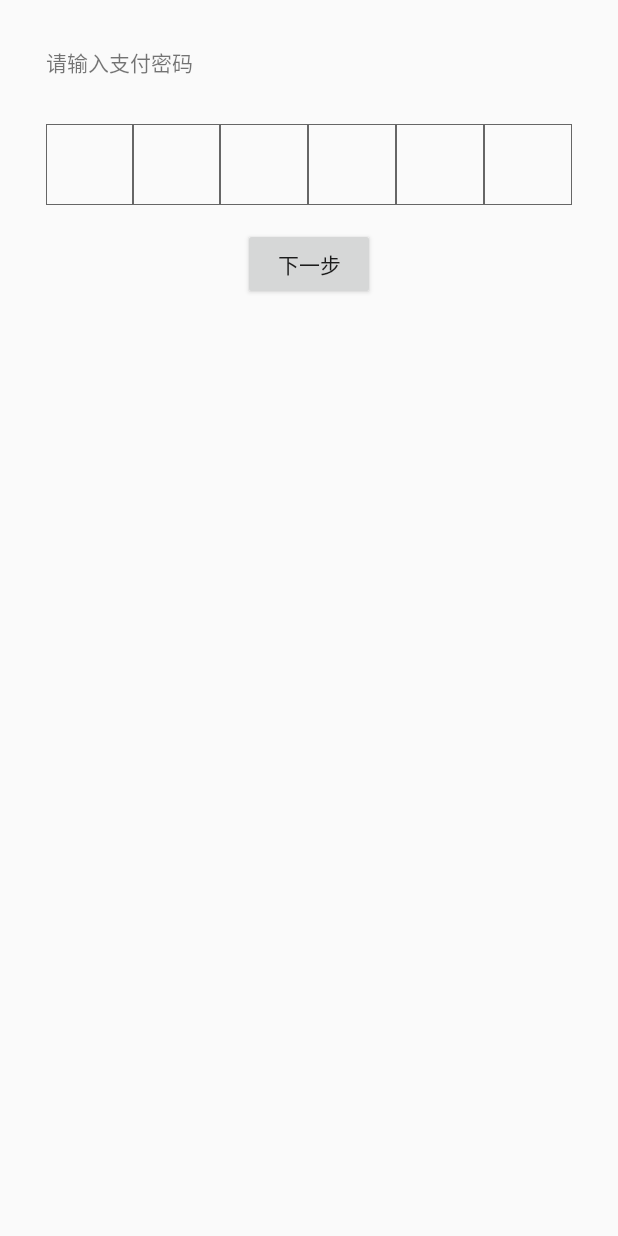
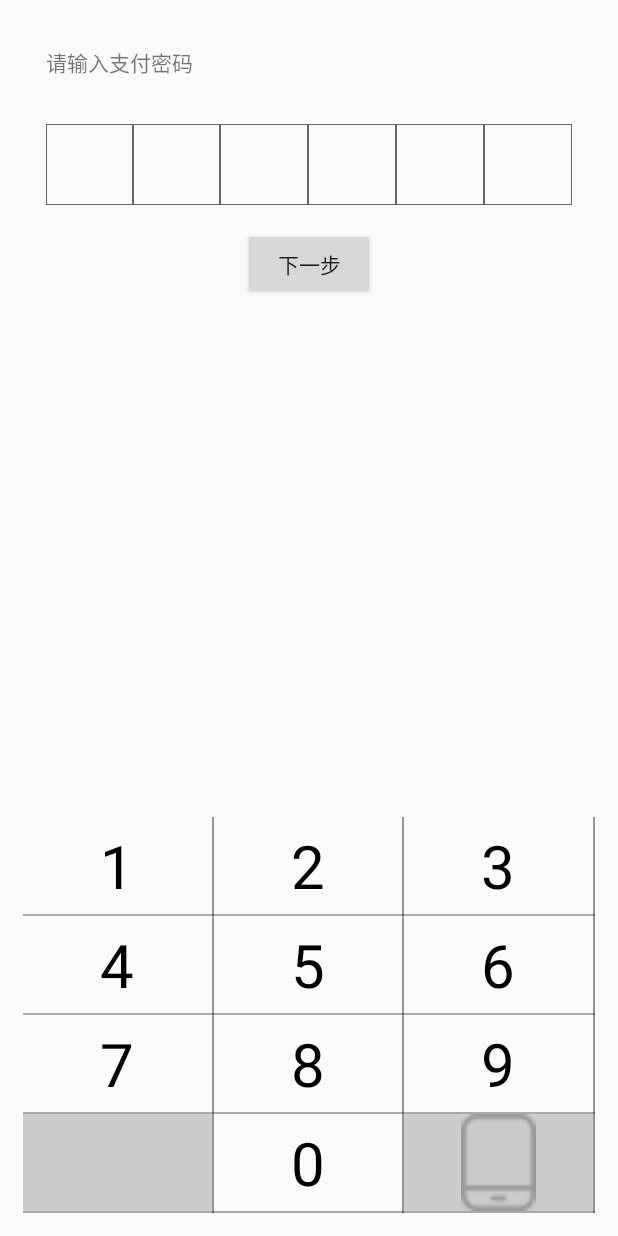
Before and after one commit to Guodong1001/Xiaodao, an Android app: the SetPayPwdPageActivity screen opened directly, with no data from a screen before it, on a phone screen of 412 x 824 dp. Run offline under Robolectric (Android 15) with nearby library versions, the phone set to English and light mode, and no system bars; libraries missing offline, so code that uses them is left out: com.uuzuche.lib_zxing, org.xutils.x.

```diff
--- a/app/src/main/AndroidManifest.xml
+++ b/app/src/main/AndroidManifest.xml
@@ -71,6 +71,7 @@
         </activity>
         <activity android:name=".view.view.activity.mine.AddBankCardPageActivity"/>
         <activity android:name=".view.view.activity.mine.SetPayPwdPageActivity"/>
+        <activity android:name=".view.view.activity.home.GoodsDetailPage" />
     </application>
 
 </manifest>
--- a/app/src/main/java/com/bwie/xiaodao/view/view/activity/mine/MessagePageActivity.java
+++ b/app/src/main/java/com/bwie/xiaodao/view/view/activity/mine/MessagePageActivity.java
@@ -1,13 +1,16 @@
 package com.bwie.xiaodao.view.view.activity.mine;
 
+import android.widget.ListView;
 import android.widget.TextView;
 
 import com.bwie.xiaodao.R;
 import com.bwie.xiaodao.view.view.activity.BaseActivity;
+import com.bwie.xiaodao.view.view.custom.MyListView;
 
 public class MessagePageActivity extends BaseActivity {
 
     private TextView title;
+    private MyListView rebateView,withdrawView,integralView;
 
     @Override
     public int setMyContentView() {
--- a/app/src/main/java/com/bwie/xiaodao/view/view/activity/mine/SetPayPwdPageActivity.java
+++ b/app/src/main/java/com/bwie/xiaodao/view/view/activity/mine/SetPayPwdPageActivity.java
@@ -1,24 +1,36 @@
 package com.bwie.xiaodao.view.view.activity.mine;
 
+import android.support.v7.widget.DividerItemDecoration;
+import android.support.v7.widget.GridLayoutManager;
+import android.support.v7.widget.RecyclerView;
 import android.view.View;
 import android.widget.Button;
-import android.widget.EditText;
 import android.widget.TextView;
 
 import com.bwie.xiaodao.R;
 import com.bwie.xiaodao.view.view.activity.BaseActivity;
+import com.bwie.xiaodao.view.view.adapter.NumberKeyBoardAdapter;
+import com.bwie.xiaodao.view.view.iview.OnClickListener;
+
+import java.util.ArrayList;
+import java.util.List;
 
 /**
  * Created by 李冯壮 on 2017/8/24.
  */
 
-public class SetPayPwdPageActivity extends BaseActivity{
+public class SetPayPwdPageActivity extends BaseActivity {
 
-    private TextView inputPayPwd;
-    private EditText payPwdOne,payPwdTwo,payPwdThree,payPwdFour,payPwdFive,payPwdSix;
+    private TextView inputPayPwd, payPwdTishi;
+    private TextView payPwdOne, payPwdTwo, payPwdThree, payPwdFour, payPwdFive, payPwdSix;
     private Button next;
-    private int tag = 0;
+    private int tag = 0, count;
     private String payPwd;
+    private RecyclerView bumberKeyBoard;
+    private NumberKeyBoardAdapter boardAdapter;
+    private List<String> strList;
+    private TextView[] texts;
+    private StringBuilder adminPayPwd;
 
     @Override
     public int setMyContentView() {
@@ -32,40 +44,92 @@ public class SetPayPwdPageActivity extends BaseActivity{
 
     @Override
     public void initData() {
+        payPwdTishi = (TextView) findViewById(R.id.text_tishi);
         inputPayPwd = (TextView) findViewById(R.id.input_pay_pwd);
-        payPwdOne = (EditText) findViewById(R.id.pay_pwd_01);
-        payPwdTwo = (EditText) findViewById(R.id.pay_pwd_02);
-        payPwdThree = (EditText) findViewById(R.id.pay_pwd_03);
-        payPwdFour = (EditText) findViewById(R.id.pay_pwd_04);
-        payPwdFive = (EditText) findViewById(R.id.pay_pwd_05);
-        payPwdSix = (EditText) findViewById(R.id.pay_pwd_06);
+        payPwdOne = (TextView) findViewById(R.id.pay_pwd_01);
+        payPwdTwo = (TextView) findViewById(R.id.pay_pwd_02);
+        payPwdThree = (TextView) findViewById(R.id.pay_pwd_03);
+        payPwdFour = (TextView) findViewById(R.id.pay_pwd_04);
+        payPwdFive = (TextView) findViewById(R.id.pay_pwd_05);
+        payPwdSix = (TextView) findViewById(R.id.pay_pwd_06);
         next = (Button) findViewById(R.id.next_pay_pwd);
+        addList();
+        bumberKeyBoard = (RecyclerView) findViewById(R.id.number_keyboard);
+        bumberKeyBoard.setLayoutManager(new GridLayoutManager(SetPayPwdPageActivity.this, 3, GridLayoutManager.VERTICAL, false));
+        bumberKeyBoard.addItemDecoration(new DividerItemDecoration(SetPayPwdPageActivity.this, DividerItemDecoration.VERTICAL));
+        bumberKeyBoard.addItemDecoration(new DividerItemDecoration(SetPayPwdPageActivity.this, DividerItemDecoration.HORIZONTAL));
+        boardAdapter = new NumberKeyBoardAdapter(SetPayPwdPageActivity.this, strList);
+        boardAdapter.setOnClickListener(new OnClickListener.onClickListener() {
+            @Override
+            public void onClick(View view, int position) {
+                if (position != 11 && count < 6) {
+                    texts[count].setText(strList.get(position));
+                    count++;
+                }
+                if (position == 11 && count > 0) {
+                    count--;
+                    texts[count].setText("");
+                }
+                if (count == 6) {
+                    next.setEnabled(true);
+                    adminPayPwd = new StringBuilder();
+                    for (int i = 0; i < texts.length; i++) {
+                        adminPayPwd.append(texts[i].getText().toString().trim());
+                    }
+                } else {
+                    next.setEnabled(false);
+                }
+            }
+        });
+        bumberKeyBoard.setAdapter(boardAdapter);
         next.setOnClickListener(new View.OnClickListener() {
             @Override
             public void onClick(View v) {
-                if(tag<1){
-                    StringBuilder builder = new StringBuilder();
-                    builder.append(payPwdOne.getText().toString().trim());
-                    builder.append(payPwdTwo.getText().toString().trim());
-                    builder.append(payPwdThree.getText().toString().trim());
-                    builder.append(payPwdFour.getText().toString().trim());
-                    builder.append(payPwdFive.getText().toString().trim());
-                    builder.append(payPwdSix.getText().toString().trim());
-                    payPwd = builder.toString();
+                if (tag < 1) {
                     inputPayPwd.setText("请确认支付密码");
                     next.setText("确认");
+                    payPwd = adminPayPwd.toString();
                     payPwdOne.setText("");
                     payPwdTwo.setText("");
                     payPwdThree.setText("");
                     payPwdFour.setText("");
                     payPwdFive.setText("");
                     payPwdSix.setText("");
+                    adminPayPwd = null;
+                    count = 0;
                     tag++;
-                }else{
-
+                } else {
+                    if (!payPwd.equals(adminPayPwd)) {
+                        payPwdTishi.setVisibility(View.VISIBLE);
+                    } else {
+                        payPwdTishi.setVisibility(View.INVISIBLE);
+                    }
                 }
             }
         });
+    }
+
+    private void addList() {
+        strList = new ArrayList<>();
+        strList.add("1");
+        strList.add("2");
+        strList.add("3");
+        strList.add("4");
+        strList.add("5");
+        strList.add("6");
+        strList.add("7");
+        strList.add("8");
+        strList.add("9");
+        strList.add("");
+        strList.add("0");
+        strList.add("");
+        texts = new TextView[6];
+        texts[0] = payPwdOne;
+        texts[1] = payPwdTwo;
+        texts[2] = payPwdThree;
+        texts[3] = payPwdFour;
+        texts[4] = payPwdFive;
+        texts[5] = payPwdSix;
     }
 
     @Override
--- a/app/src/main/java/com/bwie/xiaodao/view/view/adapter/HomeClassShowAdapter.java
+++ b/app/src/main/java/com/bwie/xiaodao/view/view/adapter/HomeClassShowAdapter.java
@@ -34,6 +34,7 @@ public class HomeClassShowAdapter extends RecyclerView.Adapter<HomeClassShowAdap
     public MyHolder onCreateViewHolder(ViewGroup parent, int viewType) {
 
         View view = LayoutInflater.from(mContext).inflate(R.layout.item_home_goods_rv, parent, false);
+        //点击跳转到详情页
         view.setOnClickListener(this);
         return new MyHolder(view);
     }
--- a/app/src/main/java/com/bwie/xiaodao/view/view/fragment/HomeFragment.java
+++ b/app/src/main/java/com/bwie/xiaodao/view/view/fragment/HomeFragment.java
@@ -196,6 +196,7 @@ public class HomeFragment extends Fragment {
             }
         }
         ft.commit();
+
     }
 
 
--- a/app/src/main/res/layout/set_pay_pwd_page.xml
+++ b/app/src/main/res/layout/set_pay_pwd_page.xml
@@ -18,7 +18,7 @@
         android:layout_height="wrap_content"
         android:layout_margin="@dimen/px30">
 
-        <EditText
+        <TextView
             android:id="@+id/pay_pwd_01"
             android:layout_width="@dimen/px0"
             android:layout_height="wrap_content"
@@ -28,7 +28,7 @@
             android:inputType="textPassword"
             android:textSize="@dimen/px_t80" />
 
-        <EditText
+        <TextView
             android:id="@+id/pay_pwd_02"
             android:layout_width="@dimen/px0"
             android:layout_height="wrap_content"
@@ -38,7 +38,7 @@
             android:inputType="textPassword"
             android:textSize="@dimen/px_t80" />
 
-        <EditText
+        <TextView
             android:id="@+id/pay_pwd_03"
             android:layout_width="@dimen/px0"
             android:layout_height="wrap_content"
@@ -48,7 +48,7 @@
             android:inputType="textPassword"
             android:textSize="@dimen/px_t80" />
 
-        <EditText
+        <TextView
             android:id="@+id/pay_pwd_04"
             android:layout_width="@dimen/px0"
             android:layout_height="wrap_content"
@@ -58,7 +58,7 @@
             android:inputType="textPassword"
             android:textSize="@dimen/px_t80" />
 
-        <EditText
+        <TextView
             android:id="@+id/pay_pwd_05"
             android:layout_width="@dimen/px0"
             android:layout_height="wrap_content"
@@ -68,7 +68,7 @@
             android:inputType="textPassword"
             android:textSize="@dimen/px_t80" />
 
-        <EditText
+        <TextView
             android:id="@+id/pay_pwd_06"
             android:layout_width="@dimen/px0"
             android:layout_height="wrap_content"
@@ -78,10 +78,31 @@
             android:inputType="textPassword"
             android:textSize="@dimen/px_t80" />
     </LinearLayout>
+
     <Button
         android:id="@+id/next_pay_pwd"
-        android:layout_gravity="center"
         android:layout_width="wrap_content"
         android:layout_height="wrap_content"
-        android:text="下一步"/>
+        android:layout_gravity="center"
+        android:text="下一步" />
+
+    <TextView
+        android:id="@+id/text_tishi"
+        android:layout_width="match_parent"
+        android:layout_height="wrap_content"
+        android:gravity="center"
+        android:text="两次密码不一致，请重新输入"
+        android:textColor="#ff0000"
+        android:textSize="@dimen/px_t28"
+        android:visibility="invisible" />
+
+    <LinearLayout
+        android:layout_width="match_parent"
+        android:layout_height="wrap_content"
+        android:layout_weight="1"></LinearLayout>
+    <android.support.v7.widget.RecyclerView
+        android:id="@+id/number_keyboard"
+        android:layout_width="match_parent"
+        android:layout_height="wrap_content"
+        android:layout_marginTop="@dimen/px100"></android.support.v7.widget.RecyclerView>
 </LinearLayout>
```
Also changed, not shown: app/src/main/java/com/bwie/xiaodao/view/view/activity/home/GoodsDetailPage.java (added, +35 -0 lines), app/src/main/java/com/bwie/xiaodao/view/view/activity/mine/AddBankCardPageActivity.java (+27 -7 lines), app/src/main/java/com/bwie/xiaodao/view/view/adapter/BandCardListAdapter.java (+4 -3 lines), app/src/main/java/com/bwie/xiaodao/view/view/fragment/HomeClassShowFragments.java (+13 -2 lines), app/src/main/res/layout/goods_detail_page.xml (added, +155 -0 lines).
